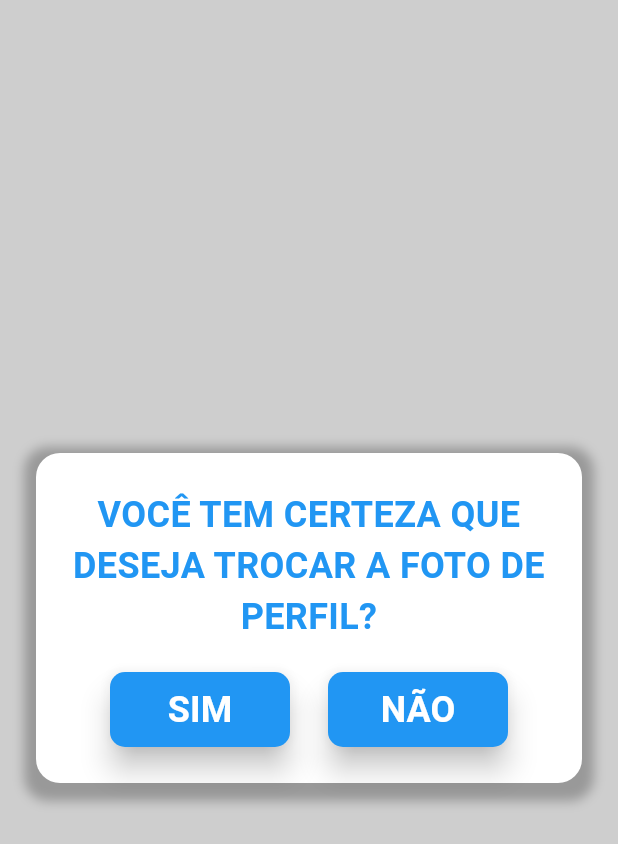
After one commit to Yuri-C-Araujo/RespireMais, a Flutter app: the confirmarTrocaFt screen opened directly, on a phone screen of 412 x 824 dp. The commit adds this screen. Shown: the top 844 px of the screen. Run offline on Flutter 3.47's test engine with Material 3 defaults, Android fonts, the phone set to English and light mode, and no system bars; our stand-ins replace image_picker, sqflite; accounts and stored records are empty.

Commit message:
Falta terminar a api e lembrar do confirmamento da foto

```diff
--- /dev/null
+++ b/lib/Confirmação/ConfirmarTrocaFt.dart
@@ -0,0 +1,102 @@
+import 'dart:ui';
+import 'package:flutter/material.dart';
+
+class confirmarTrocaFt extends StatelessWidget {
+  const confirmarTrocaFt({super.key});
+
+  @override
+  Widget build(BuildContext context) {
+    return Scaffold(
+      backgroundColor: Colors.black.withOpacity(0.1),
+      body: Stack(
+        children: [
+          BackdropFilter(
+            filter: ImageFilter.blur(sigmaX: 6, sigmaY: 6),
+            child: Container(color: Colors.black.withOpacity(0)),
+          ),
+
+          Center(
+            child: Container(
+              margin: const EdgeInsets.symmetric(horizontal: 24),
+              padding: const EdgeInsets.all(24),
+              decoration: BoxDecoration(
+                color: Colors.white,
+                borderRadius: BorderRadius.circular(16),
+                boxShadow: [
+                  BoxShadow(
+                    color: Colors.black26,
+                    blurRadius: 6,
+                    spreadRadius: 8, // "espalhamento" da sombra
+                    offset: Offset(0, 4),
+                  ),
+                ],
+              ),
+              child: Column(
+                mainAxisSize: MainAxisSize.min,
+                children: [
+                  Text(
+                    "VOCÊ TEM CERTEZA QUE DESEJA TROCAR A FOTO DE PERFIL?",
+                    style: TextStyle(
+                      fontSize: 24,
+                      fontWeight: FontWeight.bold,
+                      color: Colors.blue,
+                    ),
+                    textAlign: TextAlign.center,
+                  ),
+                  SizedBox(height: 20),
+                  Row(
+                    mainAxisAlignment: MainAxisAlignment.spaceEvenly,
+                    children: [
+                      ElevatedButton(
+                        onPressed: () {
+                          Navigator.of(context).pop(true);
+                        },
+                        style: ElevatedButton.styleFrom(
+                          backgroundColor: Colors.blue,
+                          foregroundColor: Colors.white,
+                          elevation: 8,
+                          shape: RoundedRectangleBorder(
+                            borderRadius: BorderRadius.circular(10),
+                          ),
+                          minimumSize: Size(120, 50),
+                        ),
+                        child: Text(
+                          "SIM",
+                          style: TextStyle(
+                            fontSize: 24,
+                            fontWeight: FontWeight.bold,
+                          ),
+                        ),
+                      ),
+                      ElevatedButton(
+                        onPressed: () {
+                          Navigator.of(context).pop(false);
+                        },
+                        style: ElevatedButton.styleFrom(
+                          backgroundColor: Colors.blue,
+                          foregroundColor: Colors.white,
+                          elevation: 8,
+                          shape: RoundedRectangleBorder(
+                            borderRadius: BorderRadius.circular(10),
+                          ),
+                          minimumSize: Size(120, 50),
+                        ),
+                        child: Text(
+                          "NÃO",
+                          style: TextStyle(
+                            fontSize: 24,
+                            fontWeight: FontWeight.bold,
+                          ),
+                        ),
+                      ),
+                    ],
+                  ),
+                ],
+              ),
+            ),
+          ),
+        ],
+      ),
+    );
+  }
+}
--- a/lib/RelatorioDia.dart
+++ b/lib/RelatorioDia.dart
@@ -2,7 +2,7 @@ import 'package:flutter/material.dart';
 import 'package:respire_mais/Loading_page.dart';
 import 'dart:ui';
 import 'package:respire_mais/db/RelatorioDAO.dart';
-import 'package:respire_mais/relatorio.dart';
+import 'package:respire_mais/domain/relatorio.dart';
 import 'db/ConfirmarSalvamento.dart';
 
 class Relatoriodia extends StatefulWidget {
--- a/lib/db/RelatorioDAO.dart
+++ b/lib/db/RelatorioDAO.dart
@@ -1,6 +1,7 @@
 import 'package:sqflite/sqflite.dart';
-import '../DBHelper.dart';
-import '../relatorio.dart';
+import 'package:respire_mais/db/DBHelper.dart';
+import 'package:respire_mais/domain/relatorio.dart';
+
 
 class RelatorioDao {
 
--- a/pubspec.yaml
+++ b/pubspec.yaml
@@ -31,7 +31,9 @@ dependencies:
   flutter:
     sdk: flutter
   sqflite:
+  image_picker: ^1.0.7
   path:
+  dio:
   table_calendar: ^3.0.9
 
   # The following adds the Cupertino Icons font to your application.
```
Also changed, not shown: lib/Perfil.dart (+69 -7 lines), lib/domain/perfil.dart (added, +29 -0 lines), lib/api/Image_Api.dart (added), pubspec.lock.
